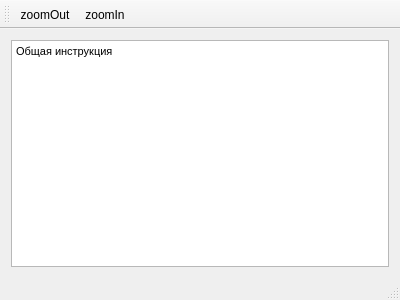
Old version of the form view/mainwindow.ui in the repository ASGAlex/amdhauer.
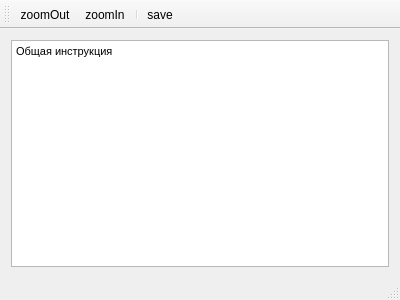
New version of the form. Icons and pictures are not drawn.

Commit message: Иконки на кнопки + сохранение результатов теста в файл

Diff of the .ui file:
```diff
--- a/view/mainwindow.ui
+++ b/view/mainwindow.ui
@@ -57,6 +57,8 @@
    </attribute>
    <addaction name="actionZoomOut"/>
    <addaction name="actionZoomIn"/>
+   <addaction name="separator"/>
+   <addaction name="actionSave"/>
   </widget>
   <widget class="QStatusBar" name="statusBar"/>
   <action name="actionZoomIn">
@@ -81,6 +83,18 @@
     <string>Ctrl+-</string>
    </property>
   </action>
+  <action name="actionSave">
+   <property name="icon">
+    <iconset resource="../resources.qrc">
+     <normaloff>:/res/icons/document-save-as.png</normaloff>:/res/icons/document-save-as.png</iconset>
+   </property>
+   <property name="text">
+    <string>save</string>
+   </property>
+   <property name="shortcut">
+    <string>Ctrl+S</string>
+   </property>
+  </action>
  </widget>
  <layoutdefault spacing="6" margin="11"/>
  <resources/>
```
Left out of the diff: 14 changed lines with no effect on the pictures. The commit also changes 6 other files.
